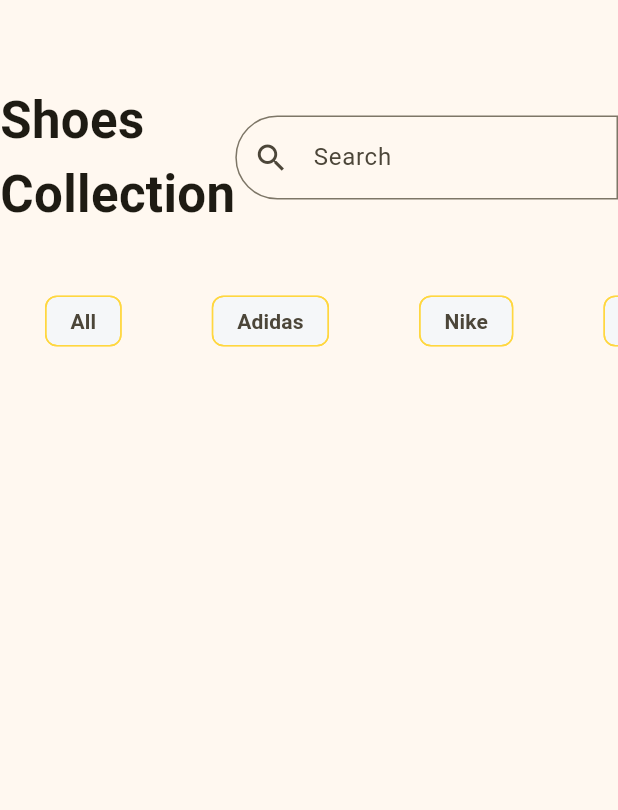
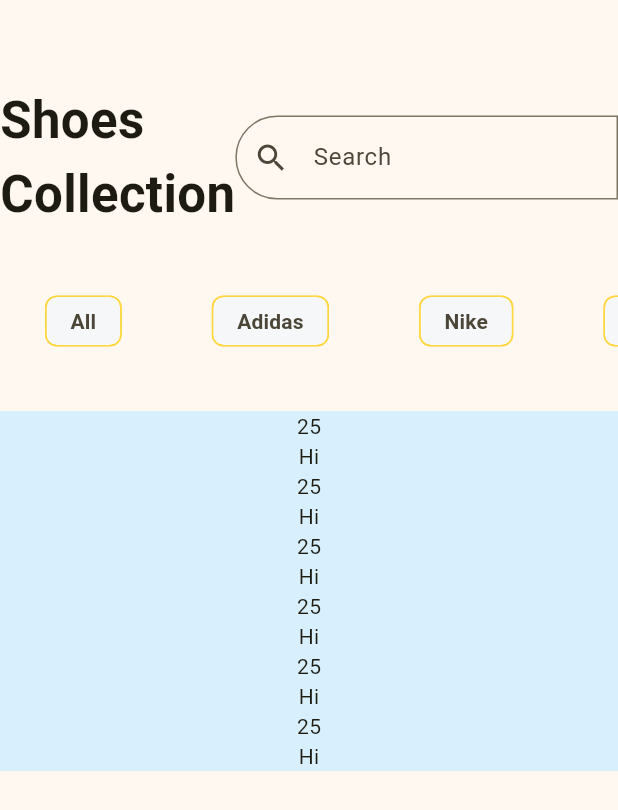
Before and after one commit to takiul-sumon/Shop-app, a Flutter app: the screen it shows after launch, on a phone screen of 412 x 824 dp. Shown: the top 810 px of the screen. Run offline on Flutter 3.47's test engine with Material 3 defaults, Android fonts, the phone set to English and light mode, and no system bars.

Commit message:
Product Card

```diff
--- a/lib/app_body.dart
+++ b/lib/app_body.dart
@@ -1,4 +1,6 @@
 import 'package:flutter/material.dart';
+import 'package:shop_app/product_card.dart';
+import './products.dart';
 
 class homepage extends StatefulWidget {
   const homepage({super.key});
@@ -51,27 +53,41 @@ class _homepageState extends State<homepage> {
                 itemBuilder: (BuildContext context, int index) {
                   final filter = filters[index];
                   return Padding(
-                    padding:const EdgeInsets.symmetric(horizontal: 30),
+                    padding: const EdgeInsets.symmetric(horizontal: 30),
                     child: GestureDetector(
                       onTap: () {
                         setState(() {
                           selected_Item = filter;
-                        print(selected_Item);
+                          print(selected_Item);
                         });
                       },
                       child: Chip(
-                        backgroundColor:selected_Item==filter?
-                        Theme.of(context).colorScheme.primary:const Color.fromRGBO(245, 247, 249, 1),
-                        side:const BorderSide(color:Colors.amberAccent),
-                          label: Text(filter, style:selected_Item==filter? TextStyle(color: Colors.white) :TextStyle(fontWeight: FontWeight.w700),),
-                          padding:
-                          const    EdgeInsets.symmetric(horizontal: 8, vertical: 5),
-
+                        backgroundColor: selected_Item == filter
+                            ? Theme.of(context).colorScheme.primary
+                            : const Color.fromRGBO(245, 247, 249, 1),
+                        side: const BorderSide(color: Colors.amberAccent),
+                        label: Text(
+                          filter,
+                          style: selected_Item == filter
+                              ? TextStyle(color: Colors.white)
+                              : TextStyle(fontWeight: FontWeight.w700),
+                        ),
+                        padding: const EdgeInsets.symmetric(
+                            horizontal: 8, vertical: 5),
                       ),
                     ),
                   );
                 },
               ),
+            ),
+            SizedBox(
+              height: 400,
+              child: ListView.builder(
+                  itemCount: products.length,
+                  itemBuilder: (BuildContext context, int index) {
+                    final select_shoe = products[index]['id'];
+                    return ProductCard(title: 'Hi', price: 25);
+                  }),
             )
           ],
         ),
--- /dev/null
+++ b/lib/product_card.dart
@@ -0,0 +1,20 @@
+import 'package:flutter/material.dart';
+
+class ProductCard extends StatelessWidget {
+  final String title;
+  final int price;
+  const ProductCard({super.key, required this.title, required this.price});
+
+  @override
+  Widget build(BuildContext context) {
+    return Container(
+      color: Color.fromRGBO(216, 240, 253, 1),
+      child: Column(
+        children: [
+Text(price.toString()),
+Text(title)
+        ],
+      ),
+    );
+  }
+}
--- /dev/null
+++ b/lib/products.dart
@@ -0,0 +1,45 @@
+final products = [
+  {
+    'id':'1','title': "Shoes",
+  'price':'44',
+  'size':['4,5,6,7'],
+  'image':'assets/images/',
+  'Company':'Nike'
+  },
+  {
+    'id':'1','title': "Shoes",
+  'price':'44',
+  'size':['4,5,6,7'],
+  'image':'assets/images/',
+  'Company':'Nike'
+  },
+  {
+    'id':'1','title': "Shoes",
+  'price':'44',
+  'size':['4,5,6,7'],
+  'image':'assets/images/',
+  'Company':'Nike'
+  },
+  {
+    'id':'1','title': "Shoes",
+  'price':'44',
+  'size':['4,5,6,7'],
+  'image':'assets/images/',
+  'Company':'Nike'
+  },
+  {
+    'id':'1','title': "Shoes",
+  'price':'44',
+  'size':['4,5,6,7'],
+  'image':'assets/images/',
+  'Company':'Nike'
+  },
+  {
+    'id':'1','title': "Shoes",
+  'price':'44',
+  'size':['4,5,6,7'],
+  'image':'assets/images/',
+  'Company':'Nike'
+  }
+
+];
--- a/pubspec.yaml
+++ b/pubspec.yaml
@@ -60,9 +60,9 @@ flutter:
   uses-material-design: true
 
   # To add assets to your application, add an assets section, like this:
-  # assets:
-  #   - images/a_dot_burr.jpeg
-  #   - images/a_dot_ham.jpeg
+  assets:
+    - assets/images/
+    - assets/images/
 
   # An image asset can refer to one or more resolution-specific "variants", see
   # https://flutter.dev/to/resolution-aware-images
```
